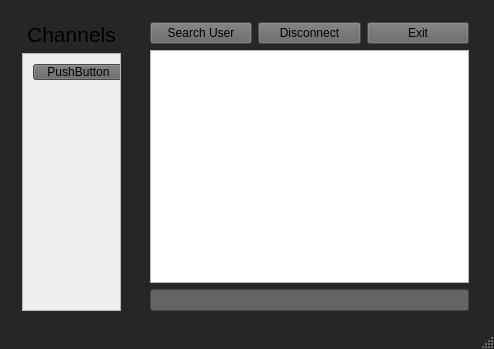
Skyfligher/DBMS_Project, file tempClient/mainwindow.ui: the form before one commit.
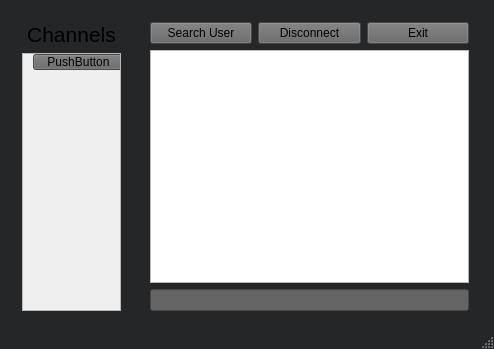
The form after the commit.

Commit message: Exit Buttons Finished on open prompts.

Patch:
```diff
--- a/tempClient/mainwindow.ui
+++ b/tempClient/mainwindow.ui
@@ -482,7 +482,7 @@
          <property name="geometry">
           <rect>
            <x>10</x>
-           <y>10</y>
+           <y>0</y>
            <width>91</width>
            <height>16</height>
           </rect>
```
The commit also changes 5 other files.
